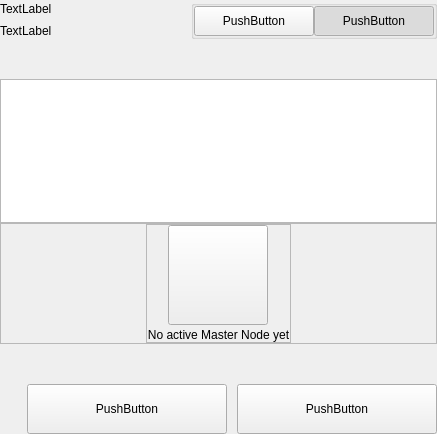
First picture: the form in src/qt/vitae/settings/forms/settingsmultisendwidget.ui, repository VitaeTeam/Vitae, before the edit.
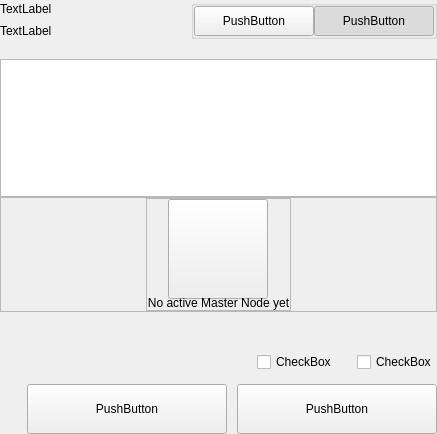
Second picture: the form after the edit.

The edit to the form file:
```diff
--- a/src/qt/vitae/settings/forms/settingsmultisendwidget.ui
+++ b/src/qt/vitae/settings/forms/settingsmultisendwidget.ui
@@ -185,7 +185,7 @@
           <property name="sizeHint" stdset="0">
            <size>
             <width>20</width>
-            <height>40</height>
+            <height>20</height>
            </size>
           </property>
          </spacer>
@@ -311,7 +311,7 @@
          </widget>
         </item>
         <item>
-         <spacer name="verticalSpacer">
+         <spacer name="verticalSpacer_4">
           <property name="orientation">
            <enum>Qt::Vertical</enum>
           </property>
@@ -326,6 +326,78 @@
           </property>
          </spacer>
         </item>
+        <item>
+         <layout class="QHBoxLayout" name="horizontalLayout_5" stretch="0,0,0,0">
+          <property name="spacing">
+           <number>0</number>
+          </property>
+          <item>
+           <spacer name="horizontalSpacer">
+            <property name="orientation">
+             <enum>Qt::Horizontal</enum>
+            </property>
+            <property name="sizeHint" stdset="0">
+             <size>
+              <width>40</width>
+              <height>20</height>
+             </size>
+            </property>
+           </spacer>
+          </item>
+          <item>
+           <widget class="QCheckBox" name="checkBoxStake">
+            <property name="text">
+             <string>CheckBox</string>
+            </property>
+           </widget>
+          </item>
+          <item>
+           <spacer name="horizontalSpacer_2">
+            <property name="orientation">
+             <enum>Qt::Horizontal</enum>
+            </property>
+            <property name="sizeType">
+             <enum>QSizePolicy::Fixed</enum>
+            </property>
+            <property name="sizeHint" stdset="0">
+             <size>
+              <width>20</width>
+              <height>20</height>
+             </size>
+            </property>
+           </spacer>
+          </item>
+          <item>
+           <widget class="QCheckBox" name="checkBoxRewards">
+            <property name="sizePolicy">
+             <sizepolicy hsizetype="Minimum" vsizetype="Fixed">
+              <horstretch>0</horstretch>
+              <verstretch>0</verstretch>
+             </sizepolicy>
+            </property>
+            <property name="text">
+             <string>CheckBox</string>
+            </property>
+           </widget>
+          </item>
+         </layout>
+        </item>
+        <item>
+         <spacer name="verticalSpacer_3">
+          <property name="orientation">
+           <enum>Qt::Vertical</enum>
+          </property>
+          <property name="sizeType">
+           <enum>QSizePolicy::Fixed</enum>
+          </property>
+          <property name="sizeHint" stdset="0">
+           <size>
+            <width>20</width>
+            <height>12</height>
+           </size>
+          </property>
+         </spacer>
+        </item>
         <item>
          <layout class="QHBoxLayout" name="horizontalLayout_7">
           <item>
```
Left out of the diff: 6 changed lines with no effect on the pictures.
